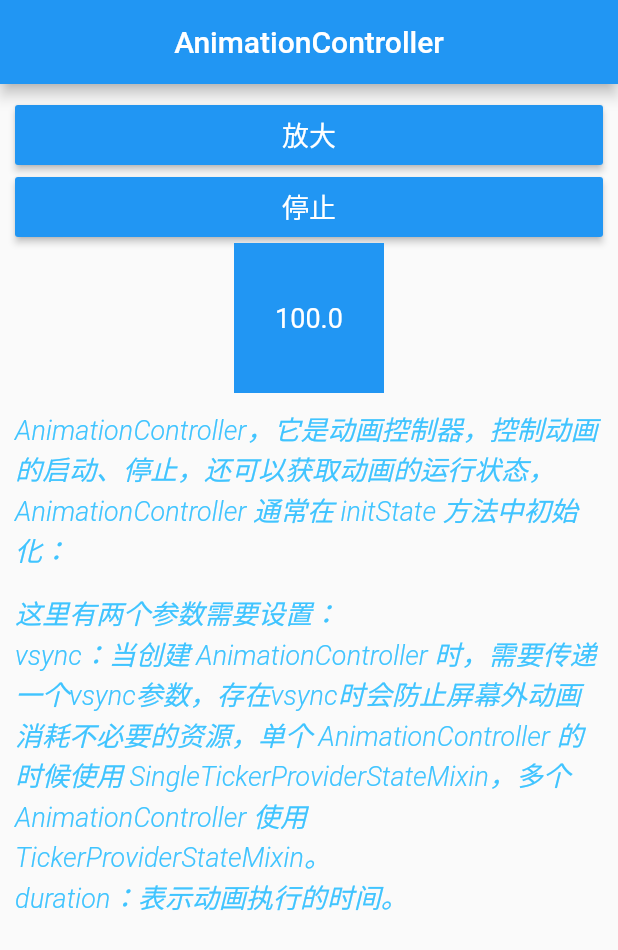
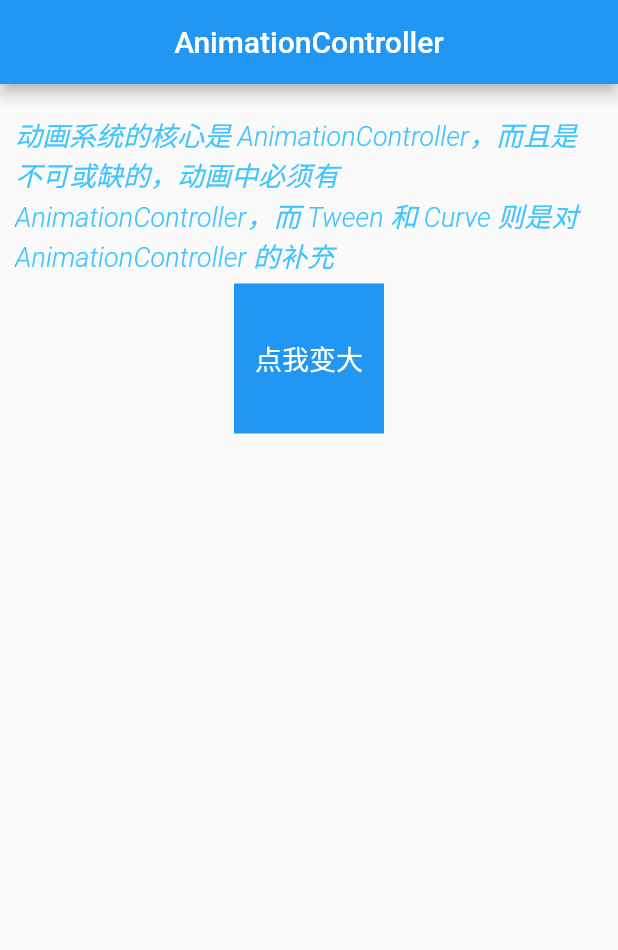
Before and after one commit to WuJinLi/DemoForFlutter, a Flutter app: the AnimationControllerDemo widget shown alone on an empty page, opened directly, on a phone screen of 412 x 824 dp. Shown: the top 950 px of the screen. Run offline on Flutter 3.47's test engine with Material 2 defaults, Android fonts, the phone set to English and light mode, and no system bars; our stand-ins replace toast; missing offline and left inert: dart:ffi.

Commit message:
添加动画

```diff
--- a/lib/animation/animationController.dart
+++ b/lib/animation/animationController.dart
@@ -1,7 +1,6 @@
 import 'package:flutter/material.dart';
-
+import 'package:flutter/src/scheduler/ticker.dart';
 import 'package:flutter_demo/customwidget/page_base_widget.dart';
-import 'package:flutter_demo/customwidget/width_match_button_widget.dart';
 import 'package:flutter_demo/customwidget/decs_text_widget.dart';
 
 class AnimationControllerDemo extends StatefulWidget {
@@ -12,21 +11,27 @@ class AnimationControllerDemo extends StatefulWidget {
 
 class _AnimationControllerDemoState extends State<AnimationControllerDemo>
     with SingleTickerProviderStateMixin {
-  double _size = 100.0;
+  double _size = 100;
   AnimationController _controller;
 
   @override
   void initState() {
     // TODO: implement initState
     super.initState();
-    _controller =
-        AnimationController(vsync: this, duration: Duration(milliseconds: 1000))
+    _controller = AnimationController(
+      vsync: this,
+      duration: Duration(milliseconds: 500),
+      lowerBound: 150,
+      upperBound: 300,
+    )
       ..addListener(() {
         setState(() {
-              _size = 100 + 100 * _controller.value;
+          print('${_controller.value}');
+          _size = _controller.value;
         });
       })
       ..addStatusListener((status) {
+        // print('$status');
         if (status == AnimationStatus.completed) {
           _controller.reverse();
         } else if (status == AnimationStatus.dismissed) {
@@ -36,47 +41,43 @@ class _AnimationControllerDemoState extends State<AnimationControllerDemo>
   }
 
   @override
-  void dispose() {
-    // TODO: implement dispose
-    super.dispose();
-    _controller.dispose();
-  }
-
-  @override
   Widget build(BuildContext context) {
     return PageBaseContainScaffoldWidget(
       title: 'AnimationController',
       child: SingleChildScrollView(
         child: Column(
-            children: <Widget>[
-              WidthMatchBottonWidget(
-                  title: '放大',
-                  onPressed: () {
-                    _controller.forward();
-                  }),
-              WidthMatchBottonWidget(
-                  title: '停止',
-                  onPressed: () {
-                    _controller.stop();
-                  }),
+          children: [
+            DescTextWidget(
+                content:
+                    '动画系统的核心是 AnimationController，而且是不可或缺的，动画中必须有 AnimationController，而 Tween 和 Curve 则是对 AnimationController 的补充'),
             Container(
+              alignment: Alignment.center,
+              child: GestureDetector(
+                child: Container(
                   alignment: Alignment.center,
                   width: _size,
                   height: _size,
                   color: Colors.blue,
                   child: Text(
-                  '$_size',
-                  style: TextStyle(color: Colors.white, fontSize: 18.0),
+                    '点我变大',
+                    style: TextStyle(color: Colors.white, fontSize: 18),
                   ),
                 ),
-              DescTextWidget(
-                  content:
-                      'AnimationController，它是动画控制器，控制动画的启动、停止，还可以获取动画的运行状态，AnimationController 通常在 initState 方法中初始化：'),
-              DescTextWidget(
-                  content:
-                      '这里有两个参数需要设置：\nvsync：当创建 AnimationController 时，需要传递一个vsync参数，存在vsync时会防止屏幕外动画消耗不必要的资源，单个 AnimationController 的时候使用 SingleTickerProviderStateMixin，多个 AnimationController 使用 TickerProviderStateMixin。\nduration：表示动画执行的时间。'),
+                onTap: () {
+                  _controller.forward();
+                },
+              ),
+            )
           ],
         ),
-        ));
+      ),
+    );
+  }
+
+  @override
+  void dispose() {
+    // TODO: implement dispose
+    _controller.dispose();
+    super.dispose();
   }
 }
--- a/lib/constant/main_body_data.dart
+++ b/lib/constant/main_body_data.dart
@@ -30,7 +30,9 @@ import 'package:flutter_demo/widgets/menu/menu_widget.dart';
 import 'package:flutter_demo/widgets/dialog/dialog_widget.dart';
 import 'package:flutter_demo/widgets/drag/drag_widget.dart';
 import 'package:flutter_demo/animation/animationController.dart';
-import 'package:flutter_demo/animation/tween.dart';
+import 'package:flutter_demo/animation/tween_animation.dart';
+import 'package:flutter_demo/animation/curve_animation.dart';
+import 'package:flutter_demo/animation/animation_summary.dart';
 
 // 控制打开和关闭的类
 class ExpandStateBean {
@@ -217,7 +219,8 @@ List<ExpandStateBean> generateItems() {
             targetWidget: AnimationControllerDemo(),
             text: '动画核心-AnimationController'))
         ..add(ChildItemBean(targetWidget: TweenDemo(), text: '动画核心-Tween'))
-        ..add(ChildItemBean(targetWidget: null, text: '动画核心-Curve'))
+        ..add(ChildItemBean(targetWidget: CurveAnimation(), text: '动画核心-Curve'))
+        ..add(ChildItemBean(targetWidget: AnimationSummary(), text: '动画总结'))
         ..add(ChildItemBean(targetWidget: null, text: '过度动画-Hero')),
     ))
     ..add(
```
Also changed, not shown: lib/animation/animation_summary.dart (added, +100 -0 lines), lib/animation/animationcontroller.dart (+13 -3 lines), lib/animation/curve_animation.dart (added, +71 -0 lines), lib/animation/tween_animation.dart (renamed from lib/animation/tween.dart, +38 -8 lines). Lines whose indentation alone changed are shown as unchanged.
